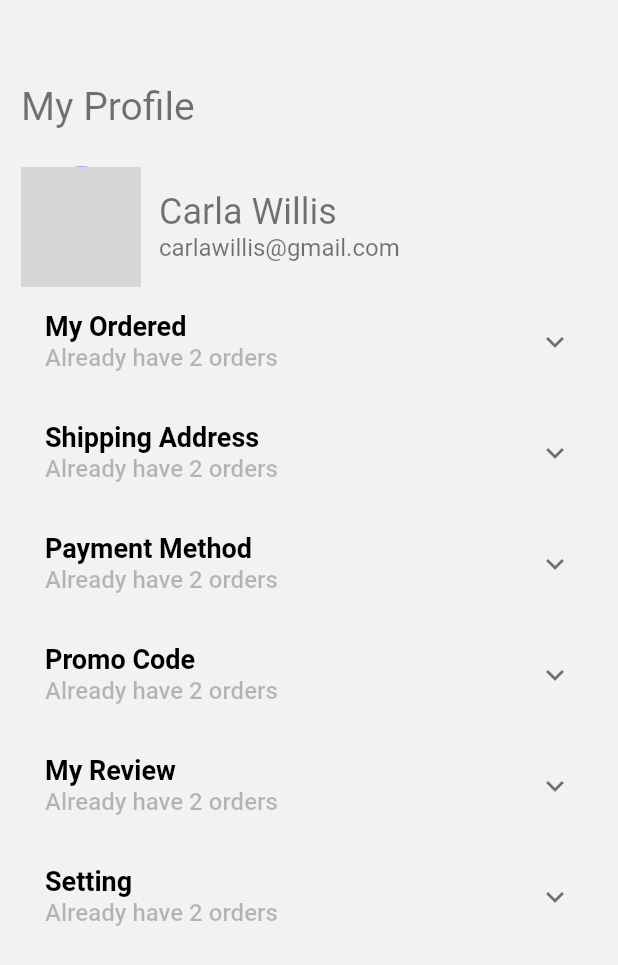
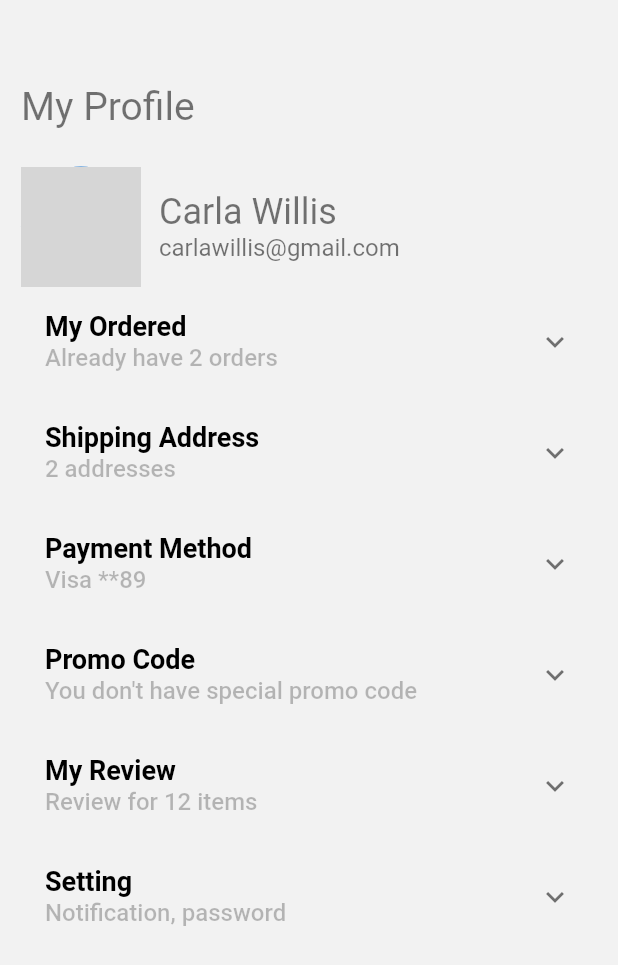
Before and after one commit to mscsapan/MSC_Commerce, a Flutter app: the ProfileScreen screen opened directly, on a phone screen of 412 x 824 dp. Shown: the top 965 px of the screen. Run offline on Flutter 3.47's test engine with Material 2 defaults, Android fonts, the phone set to English and light mode, and no system bars; network calls fail; grey boxes are pictures that could not be loaded.

Commit message:
initial commit

```diff
--- a/lib/main.dart
+++ b/lib/main.dart
@@ -1,11 +1,11 @@
 import 'package:flutter/material.dart';
 import 'package:msc_commerce/app_colors/app_colors.dart';
-import 'package:msc_commerce/screens/nav_screen/profile_nav_screen.dart';
+import 'package:msc_commerce/screens/main_screen.dart';
 
 void main() {
   runApp(
     MaterialApp(
-      home: const ProfileScreen(),
+      home: const MainScreen(),
       theme: ThemeData(
         scaffoldBackgroundColor: greyColor,
         appBarTheme: const AppBarTheme(
--- a/lib/screens/nav_screen/profile_nav_screen.dart
+++ b/lib/screens/nav_screen/profile_nav_screen.dart
@@ -1,5 +1,4 @@
 import 'package:flutter/material.dart';
-import 'package:flutter/rendering.dart';
 import 'package:flutter/services.dart';
 
 class ProfileScreen extends StatelessWidget {
@@ -13,6 +12,15 @@ class ProfileScreen extends StatelessWidget {
     'Promo Code',
     'My Review',
     'Setting',
+  ];
+
+  static List<String> subTitle = [
+    'Already have 2 orders',
+    '2 addresses',
+    'Visa **89',
+    'You don\'t have special promo code',
+    'Review for 12 items',
+    'Notification, password',
   ];
 
   @override
@@ -72,21 +80,23 @@ class ProfileScreen extends StatelessWidget {
                   children: List.generate(
                     title.length,
                     (index) => ExpansionTile(
+                      childrenPadding:
+                          const EdgeInsets.symmetric(horizontal: 12.0),
                       title: Text(title[index],
                           style: const TextStyle(
                               fontSize: 18.0,
                               color: Colors.black,
                               fontWeight: FontWeight.bold)),
                       subtitle: Text(
-                              'Already have 2 orders',
+                        subTitle[index],
                         style: Theme.of(context)
                             .textTheme
                             .headline6!
-                                  .copyWith(
-                                      fontSize: 16.0, color: Colors.black26),
+                            .copyWith(fontSize: 16.0, color: Colors.black26),
                       ),
                       children: const [Text('Hello Mohammad Sapan')],
-                          )),
+                    ),
+                  ),
                 ),
               ),
             )
```
Lines whose indentation alone changed are shown as unchanged.
